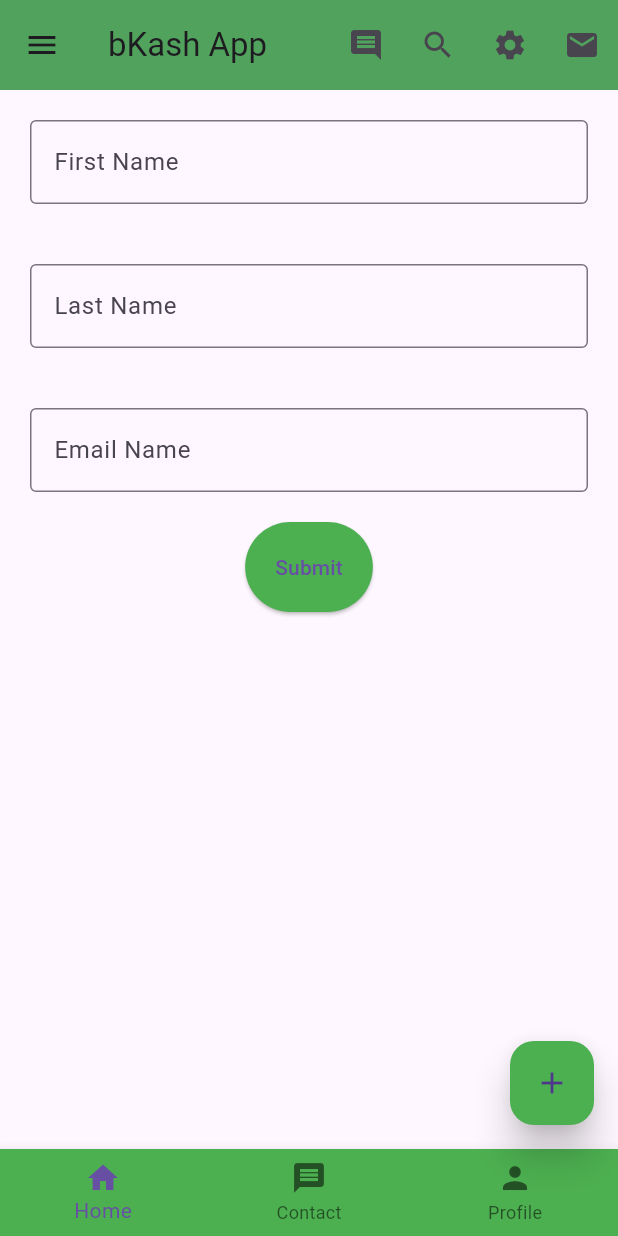
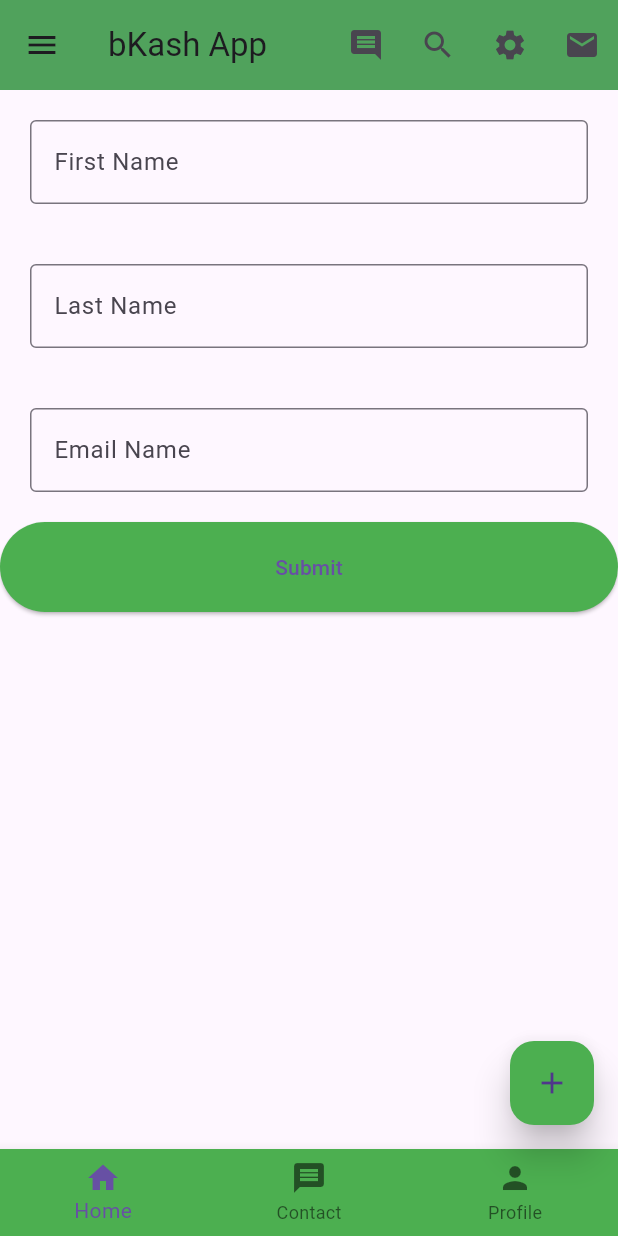
Before and after one commit to iliyasrobin/flutterpractice, a Flutter app: the screen it shows after launch, on a phone screen of 412 x 824 dp. Run offline on Flutter 3.47's test engine with Material 3 defaults, Android fonts, the phone set to English and light mode, and no system bars.

Commit message:
Update main.dart

```diff
--- a/lib/main.dart
+++ b/lib/main.dart
@@ -77,6 +77,7 @@ class HomeActivity extends StatelessWidget{
     ButtonStyle buttonStyle3 =ElevatedButton.styleFrom(
     padding: const EdgeInsets.all(20),
     backgroundColor: Colors.green,
+      minimumSize : Size(double.infinity, 60),
 
   );
 
```
